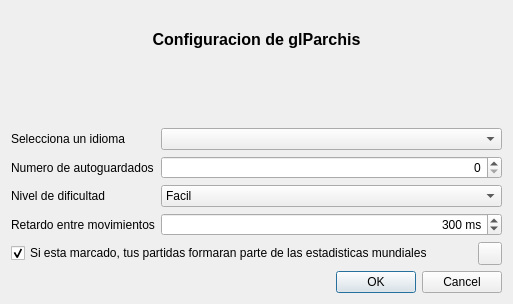
turulomio/glparchis, file ui/frmSettings.ui: the form before one commit.
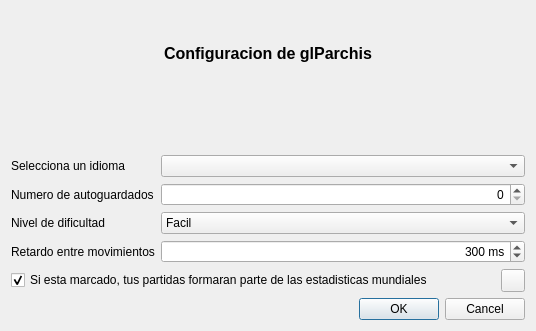
The form after the commit. Icons and pictures are not drawn.

```diff
--- a/ui/frmSettings.ui
+++ b/ui/frmSettings.ui
@@ -6,8 +6,8 @@
    <rect>
     <x>0</x>
     <y>0</y>
-    <width>513</width>
-    <height>304</height>
+    <width>536</width>
+    <height>331</height>
    </rect>
   </property>
   <property name="windowTitle">
```
Left out of the diff: 2 changed lines with no effect on the pictures.
